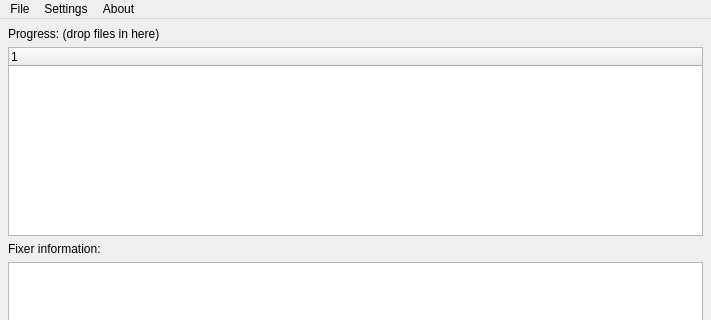
The window that QtFixer/vbrfixui.ui (fidget77/vbrfix) describes before a commit, drawn with Qt 5; both pictures show x 0 to 711 and y 0 to 320 of the 711 by 488 pixel window.
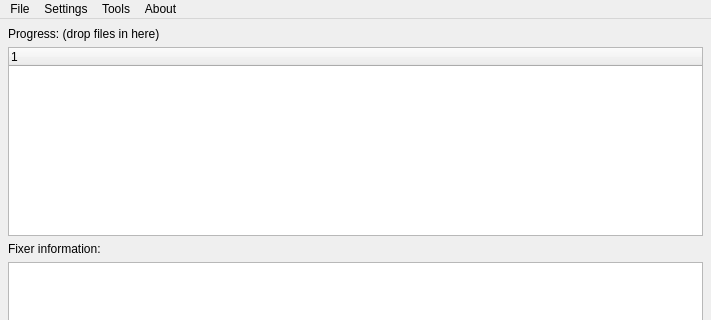
The same window after the commit. Icons and pictures are not drawn.

Commit message: Added frame consistency check and frame info tool

```diff
--- a/QtFixer/vbrfixui.ui
+++ b/QtFixer/vbrfixui.ui
@@ -178,8 +178,15 @@
     <addaction name="actionAbout" />
     <addaction name="actionAbout_QT" />
    </widget>
+   <widget class="QMenu" name="menuTools" >
+    <property name="title" >
+     <string>Tools</string>
+    </property>
+    <addaction name="actionMp3_Header_Info" />
+   </widget>
    <addaction name="menuFile" />
    <addaction name="menuSettings" />
+   <addaction name="menuTools" />
    <addaction name="menuAbout" />
   </widget>
   <action name="actionAdd_Mp3_s" >
```
Left out of the diff: 5 changed lines with no effect on the pictures. The commit also changes 17 other files.
